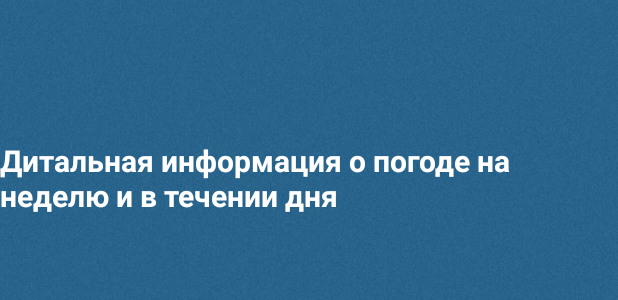
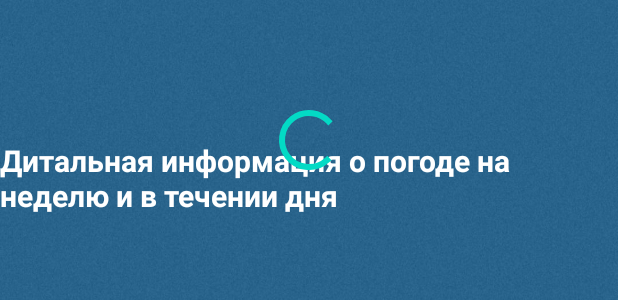
Before and after one commit to Iliassemeonidis/Kotlin_Start, an Android app: the layout fragment_details.xml on its own in the app's theme, with its tools: preview values and no code run, on a phone screen of 412 x 824 dp. Shown: the part 478-778 px from the top of the screen. Run offline under Robolectric (Android 15) with nearby library versions, the phone set to English and light mode, and no system bars.

Commit message:
отдельный класс Loader.kt и доработки в fragment_details.xml

```diff
--- a/app/src/main/java/com/example/kotlinstart/repository/detailsrepository/RepositoryImplDetails.kt
+++ b/app/src/main/java/com/example/kotlinstart/repository/detailsrepository/RepositoryImplDetails.kt
@@ -2,7 +2,7 @@ package com.example.kotlinstart.repository.detailsrepository
 
 import com.example.kotlinstart.model.getDetailWeather
 
-internal class RepositoryImplDetails : RepositoryDetails {
+class RepositoryImplDetails : RepositoryDetails {
 
     override fun getWeatherDataFromLocalStorage(city: String) = getDetailWeather(city = city)
 
--- a/app/src/main/java/com/example/kotlinstart/view/detailsscreen/DetailsFragment.kt
+++ b/app/src/main/java/com/example/kotlinstart/view/detailsscreen/DetailsFragment.kt
@@ -37,6 +37,8 @@ internal class DetailsFragment : Fragment() {
     @RequiresApi(Build.VERSION_CODES.N)
     override fun onViewCreated(view: View, savedInstanceState: Bundle?) {
         super.onViewCreated(view, savedInstanceState)
+        binding.detailsConstraint.visibility = View.GONE
+        binding.loadingLayout.visibility = View.VISIBLE
         detailsViewModel.subscribe().observe(viewLifecycleOwner, { renderData(it) })
         detailsViewModel.getWeatherDataByCityName()
     }
@@ -47,6 +49,8 @@ internal class DetailsFragment : Fragment() {
             binding.degrees.text = it.degrees
             binding.weatherCondition.text = it.weatherCondition
             binding.textViewFeelsLike.text = it.textViewFeelsLike
+            binding.detailsConstraint.visibility = View.VISIBLE
+            binding.loadingLayout.visibility = View.GONE
         }
     }
 
@@ -54,7 +58,6 @@ internal class DetailsFragment : Fragment() {
         super.onDestroy()
         detailsBinding = null
     }
-
 
     companion object {
 
--- a/app/src/main/res/layout/fragment_details.xml
+++ b/app/src/main/res/layout/fragment_details.xml
@@ -1,11 +1,16 @@
 <?xml version="1.0" encoding="utf-8"?>
-<androidx.constraintlayout.widget.ConstraintLayout xmlns:android="http://schemas.android.com/apk/res/android"
+<FrameLayout xmlns:android="http://schemas.android.com/apk/res/android"
     xmlns:app="http://schemas.android.com/apk/res-auto"
     xmlns:tools="http://schemas.android.com/tools"
     android:layout_width="match_parent"
     android:layout_height="match_parent"
     android:background="@drawable/sky"
     tools:context=".view.detailsscreen.DetailsFragment">
+
+    <androidx.constraintlayout.widget.ConstraintLayout
+        android:id="@+id/details_constraint"
+        android:layout_width="match_parent"
+        android:layout_height="match_parent">
 
         <!--TODO вероятней всего нужно дует сделать RecyclerView-->
         <TextView
@@ -79,5 +84,19 @@
             app:layout_constraintStart_toStartOf="parent"
             app:layout_constraintTop_toTopOf="@+id/guideline"
             tools:text="Дитальная информация о погоде на неделю и в течении дня" />
+    </androidx.constraintlayout.widget.ConstraintLayout>
 
-</androidx.constraintlayout.widget.ConstraintLayout>
+    <FrameLayout
+        android:id="@+id/loadingLayout"
+        android:layout_width="match_parent"
+        android:layout_height="match_parent"
+        android:visibility="gone"
+        tools:visibility="visible">
+
+        <ProgressBar
+            android:layout_width="wrap_content"
+            android:layout_height="wrap_content"
+            android:layout_gravity="center" />
+
+    </FrameLayout>
+</FrameLayout>
```
Also changed, not shown: app/src/main/java/com/example/kotlinstart/explore/Loader.kt (added, +71 -0 lines), app/src/main/java/com/example/kotlinstart/view/detailsscreen/DetailsViewModel.kt (+2 -50 lines). Lines whose indentation alone changed are shown as unchanged.
